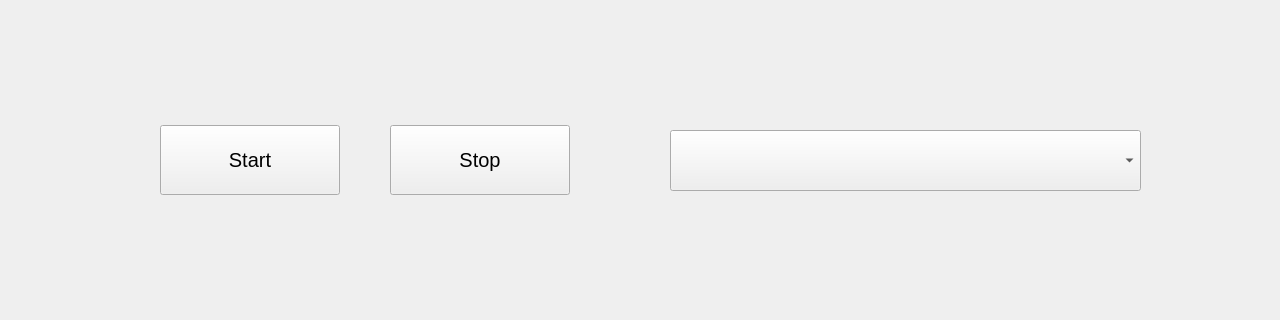
Qt form cpp-analyzer/ui/mainwindow.ui (FedarKryvitski/Spectrum-analyzer) before a commit; both pictures show x 0 to 1280 and y 265 to 585 of the 1280 by 900 pixel window.
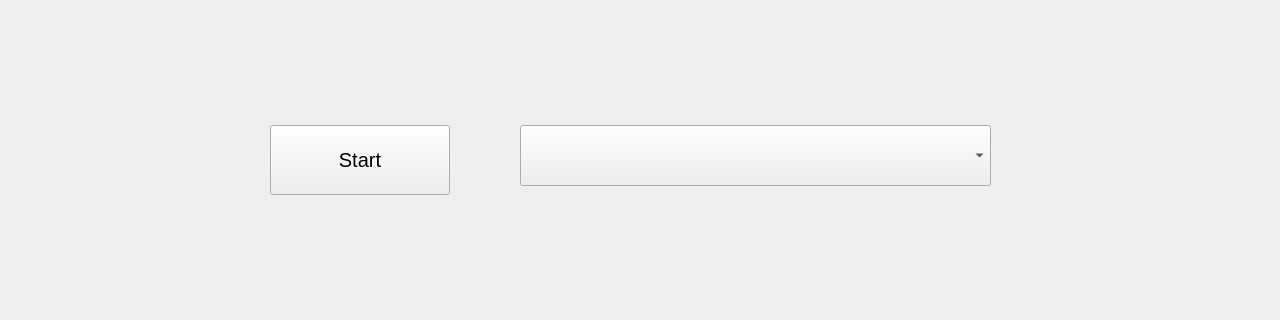
The same form after that commit. Custom widgets are drawn as their Qt base class.

The edit to the form file:
```diff
--- a/cpp-analyzer/ui/mainwindow.ui
+++ b/cpp-analyzer/ui/mainwindow.ui
@@ -27,7 +27,7 @@
    <widget class="QPushButton" name="buttonStart">
     <property name="geometry">
      <rect>
-      <x>160</x>
+      <x>270</x>
       <y>390</y>
       <width>180</width>
       <height>70</height>
@@ -41,23 +41,8 @@
     <property name="text">
      <string>Start</string>
     </property>
-   </widget>
-   <widget class="QPushButton" name="buttonStop">
-    <property name="geometry">
-     <rect>
-      <x>390</x>
-      <y>390</y>
-      <width>180</width>
-      <height>70</height>
-     </rect>
-    </property>
-    <property name="font">
-     <font>
-      <pointsize>15</pointsize>
-     </font>
-    </property>
-    <property name="text">
-     <string>Stop</string>
+    <property name="checkable">
+     <bool>true</bool>
     </property>
    </widget>
    <widget class="QCustomPlot" name="frequencyPlot" native="true">
@@ -73,17 +58,20 @@
    <widget class="QComboBox" name="comboBox">
     <property name="geometry">
      <rect>
-      <x>670</x>
-      <y>395</y>
+      <x>520</x>
+      <y>390</y>
       <width>471</width>
       <height>61</height>
      </rect>
     </property>
     <property name="font">
      <font>
-      <pointsize>15</pointsize>
+      <pointsize>13</pointsize>
      </font>
     </property>
+    <property name="placeholderText">
+     <string>Select audio input...</string>
+    </property>
    </widget>
   </widget>
   <widget class="QMenuBar" name="menubar">
```
Left out of the diff: 6 changed lines with no effect on the pictures.
